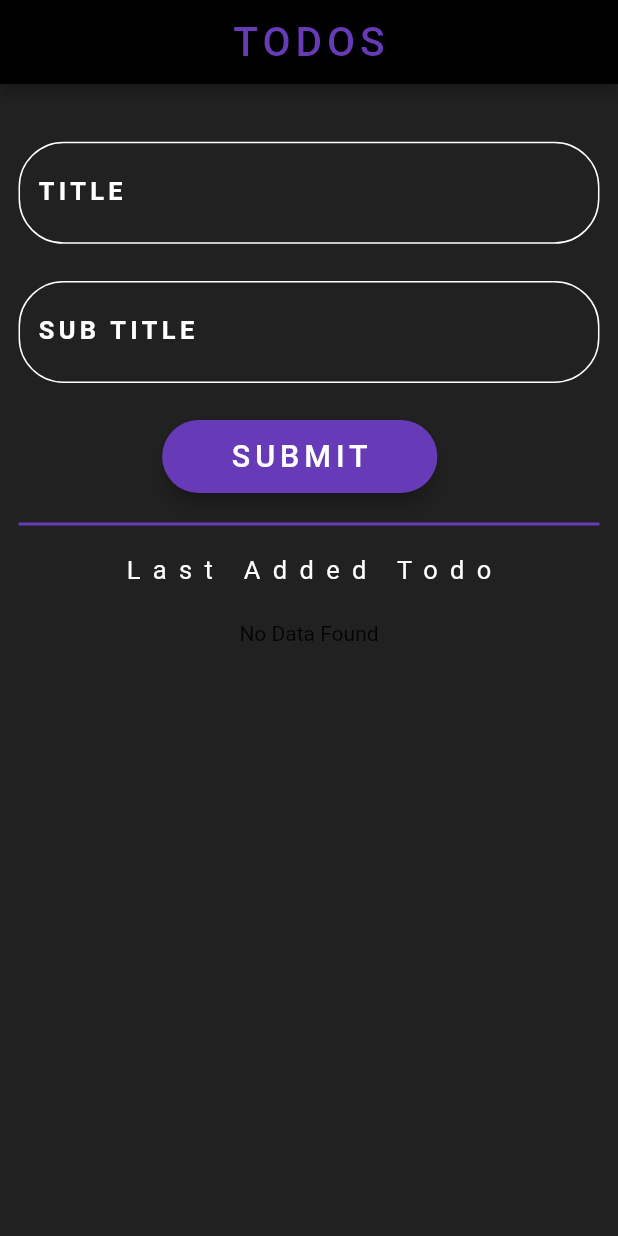
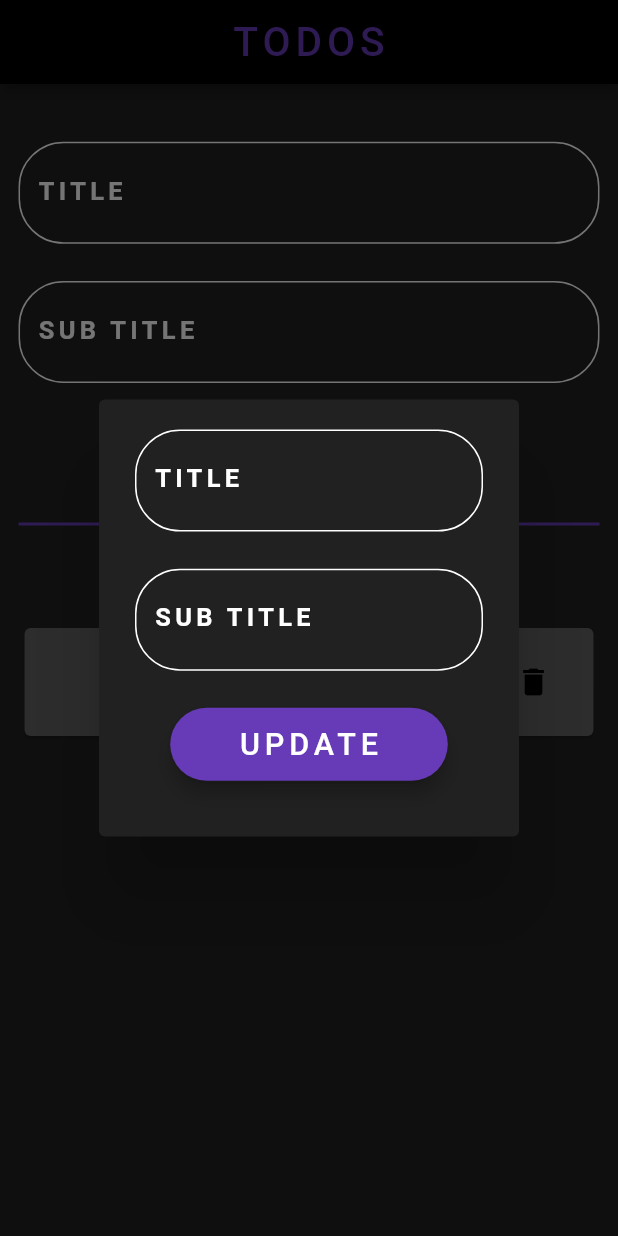
Before and after one commit to inamhusain/riverpod_todo_stateNotifire, a Flutter app: the screen it shows after launch, after a tap on "SUBMIT", after a tap on the "delete" icon, on a phone screen of 412 x 824 dp. Run offline on Flutter 3.47's test engine with Material 2 defaults, Android fonts, the light colour scheme and no system bars; our stand-ins replace flutter_riverpod.

Commit message:
edit done.

```diff
--- a/lib/providers/state_provider.dart
+++ b/lib/providers/state_provider.dart
@@ -1,3 +1,4 @@
+import 'package:flutter/widgets.dart';
 import 'package:flutter_riverpod/flutter_riverpod.dart';
 import 'package:riverpod_todo/models/todo.dart';
 
@@ -17,7 +18,11 @@ class StateProviderHalper extends StateNotifier<List<Todo>> {
   }
 
   deleteTodo(Todo todo) {
-    // state = state;
     state = state.where((_todo) => _todo.id != todo.id).toList();
   }
+
+  editTodo(Todo todo, {title, subTitle, index}) {
+    state[index].title = title;
+    state[index].subTitle = subTitle;
+  }
 }
--- a/lib/screens/add_todo_screen.dart
+++ b/lib/screens/add_todo_screen.dart
@@ -15,6 +15,8 @@ final _todoProvider =
 class AddTodoScreen extends ConsumerWidget {
   final TextEditingController _titleController = TextEditingController();
   final TextEditingController _subTitleController = TextEditingController();
+  final TextEditingController _editTitleController = TextEditingController();
+  final TextEditingController _editSubTitleController = TextEditingController();
 
   @override
   Widget build(BuildContext context, WidgetRef ref) {
@@ -53,9 +55,6 @@ class AddTodoScreen extends ConsumerWidget {
                     lableText: 'Sub Title',
                     controller: _subTitleController),
                 SizedBox(height: height * 0.03),
-                Row(
-                  mainAxisAlignment: MainAxisAlignment.center,
-                  children: [
                 commonButton(
                     height: height,
                     onPressed: () {
@@ -71,8 +70,6 @@ class AddTodoScreen extends ConsumerWidget {
                     text: 'submit'),
                 SizedBox(
                   width: width * 0.03,
-                    ),
-                  ],
                 ),
                 Divider(
                   color: AppColors.deepPurple,
@@ -90,10 +87,7 @@ class AddTodoScreen extends ConsumerWidget {
                       letterSpacing: width * 0.02),
                 ),
                 SizedBox(height: height * 0.03),
-                todosListView(
-                  height: height,
-                  context: context,
-                ),
+                todosListView(height: height, context: context, width: width),
               ],
             ),
           ),
@@ -102,7 +96,7 @@ class AddTodoScreen extends ConsumerWidget {
     );
   }
 
-  todosListView({height, context}) {
+  todosListView({height, context, width}) {
     return Consumer(
       builder: (context, ref, child) {
         var todos = ref.watch(_todoProvider);
@@ -113,7 +107,15 @@ class AddTodoScreen extends ConsumerWidget {
                     physics: BouncingScrollPhysics(),
                     itemCount: todos.length,
                     itemBuilder: (BuildContext context, int index) {
-                      return Card(
+                      return GestureDetector(
+                        onTap: () {
+                          dialogBox(
+                              context: context,
+                              height: height,
+                              width: width,
+                              index: index);
+                        },
+                        child: Card(
                           color: AppColors.grey700,
                           child: ListTile(
                             title: Text(
@@ -134,6 +136,7 @@ class AddTodoScreen extends ConsumerWidget {
                                     .read(_todoProvider.notifier)
                                     .deleteTodo(todos[index]);
                               },
+                            ),
                           ),
                         ),
                       );
@@ -200,4 +203,56 @@ class AddTodoScreen extends ConsumerWidget {
       ),
     );
   }
+
+  dialogBox({context, height, width, index}) {
+    return showDialog(
+      context: context,
+      builder: (context) {
+        return AlertDialog(
+          backgroundColor: AppColors.grey900,
+          content: SizedBox(
+            height: height * 0.3,
+            child: Consumer(
+              builder: (context, ref, child) {
+                List<Todo> todos = ref.watch(_todoProvider);
+                _editTitleController.text = todos[index].title;
+                _editSubTitleController.text = todos[index].subTitle;
+                return Column(
+                  children: [
+                    commonTextField(
+                        width: width,
+                        context: context,
+                        lableText: 'Title',
+                        controller: _editTitleController),
+                    SizedBox(height: height * 0.03),
+                    commonTextField(
+                        width: width,
+                        context: context,
+                        lableText: 'Sub Title',
+                        controller: _editSubTitleController),
+                    SizedBox(height: height * 0.03),
+                    commonButton(
+                        height: height,
+                        onPressed: () {
+                          ref.read(_todoProvider.notifier).editTodo(
+                              todos[index],
+                              index: index,
+                              title: _editTitleController.text,
+                              subTitle: _editSubTitleController.text);
+                          _titleController.clear();
+                          _subTitleController.clear();
+                          Navigator.pop(context);
+                        },
+                        width: width,
+                        context: context,
+                        text: 'update')
+                  ],
+                );
+              },
+            ),
+          ),
+        );
+      },
+    );
   }
+}
```
Lines whose indentation alone changed are shown as unchanged.
